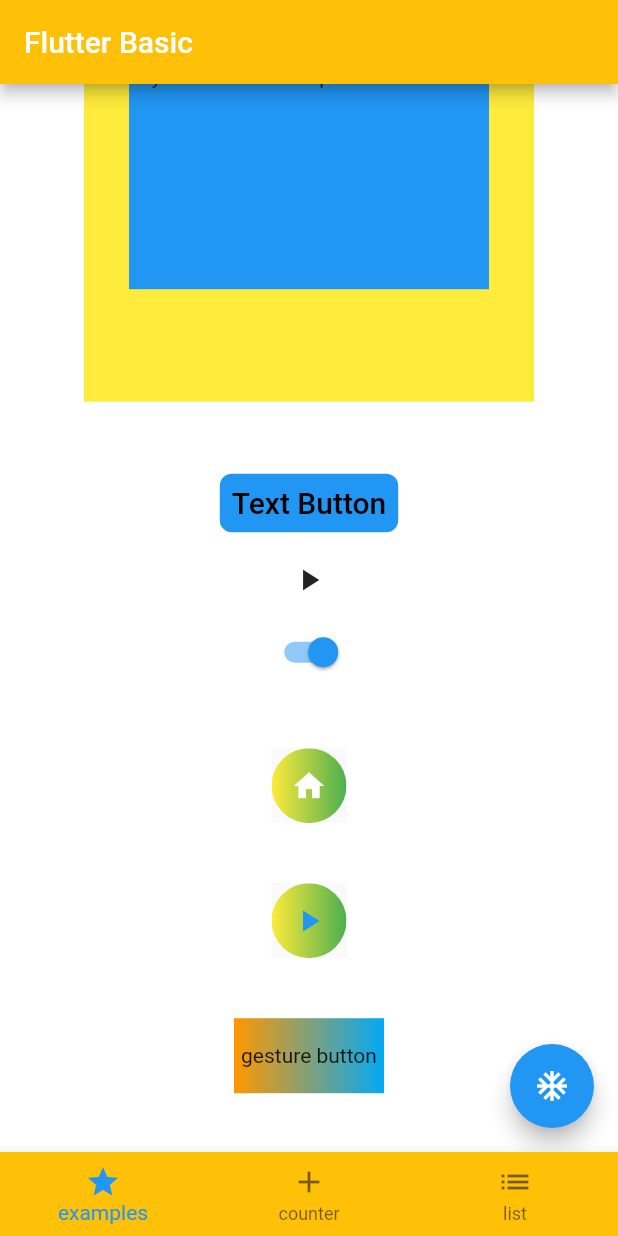
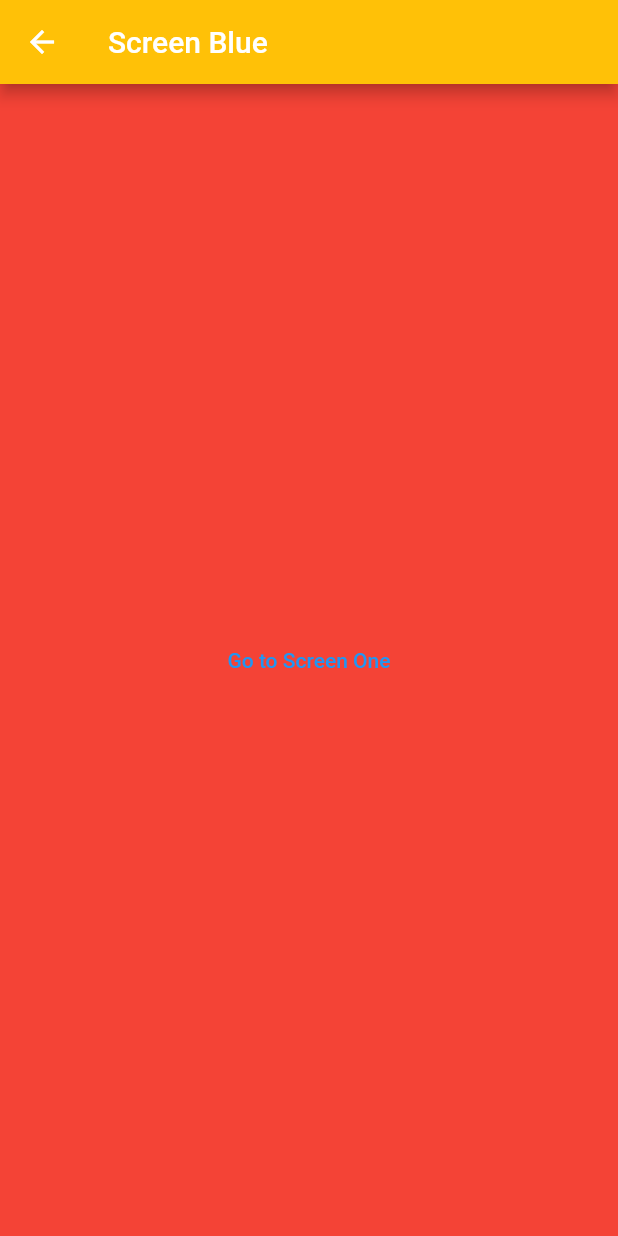
Before and after one commit to YamamotoDesu/basics, a Flutter app: the screen it shows after launch, scrolled down 1229 dp, after a tap on "gesture button", on a phone screen of 412 x 824 dp. Run offline on Flutter 3.47's test engine with Material 2 defaults, Android fonts, the phone set to English and light mode, and no system bars; network calls fail.

Commit message:
Navigation - basic

```diff
--- /dev/null
+++ b/lib/presentation/navigation_example_screen/screen_two.dart
@@ -0,0 +1,22 @@
+import 'package:basics/presentation/navigation_example_screen/screen_one.dart';
+import 'package:flutter/material.dart';
+
+class ScreenTwo extends StatelessWidget {
+  const ScreenTwo({super.key});
+
+  @override
+  Widget build(BuildContext context) {
+    return Scaffold(
+      appBar: AppBar(title: const Text('Screen Blue')),
+      backgroundColor: Colors.red,
+      body: Center(
+          child: TextButton(
+        child: const Text('Go to Screen One'),
+        onPressed: () {
+          Navigator.pushReplacement(context,
+              MaterialPageRoute(builder: (context) => const ScreenOne()));
+        },
+      )),
+    );
+  }
+}
--- a/lib/presentation/widget_example/wiget_examples_screen.dart
+++ b/lib/presentation/widget_example/wiget_examples_screen.dart
@@ -1,4 +1,6 @@
 import 'package:basics/presentation/compnents/custom_button.dart';
+import 'package:basics/presentation/navigation_example_screen/screen_one.dart';
+import 'package:basics/presentation/navigation_example_screen/screen_two.dart';
 import 'package:basics/presentation/widget_example/widgets/button_example.dart';
 import 'package:basics/presentation/widget_example/widgets/person.dart';
 import 'package:flutter/material.dart';
@@ -96,7 +98,10 @@ class WidgetExampleScreen extends StatelessWidget {
                 ),
                 CustomButton(
                   onTap: () {
-                    print("tapped");
+                    Navigator.push(
+                        context,
+                        MaterialPageRoute(
+                            builder: (context) => const ScreenOne()));
                   },
                   icon: Icons.play_arrow,
                   iconColor: Colors.blue,
@@ -106,7 +111,7 @@ class WidgetExampleScreen extends StatelessWidget {
                 ),
                 CustomButtonGesture(
                     onTap: () {
-                      print("CustomButtonGesture tapped");
+                      Navigator.push(context, MaterialPageRoute(builder: (context) => const ScreenTwo()));
                     },
                     text: "gesture button"),
                 const SizedBox(
```
Also changed, not shown: lib/presentation/navigation_example_screen/screen_one.dart (added, +20 -0 lines).
